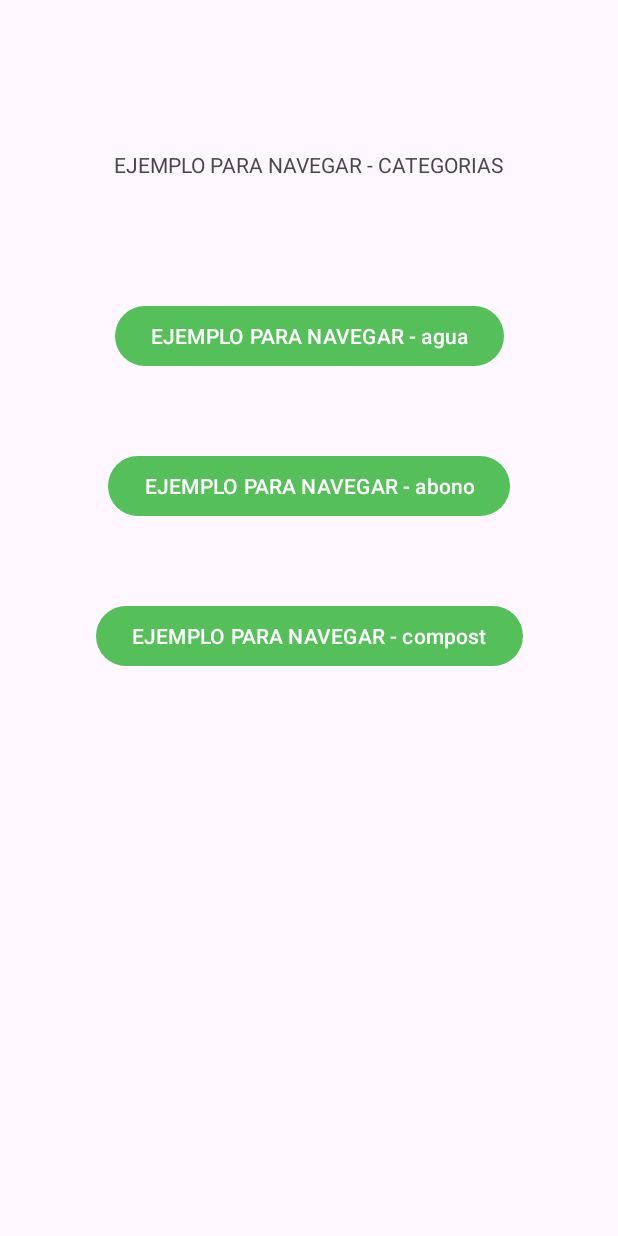
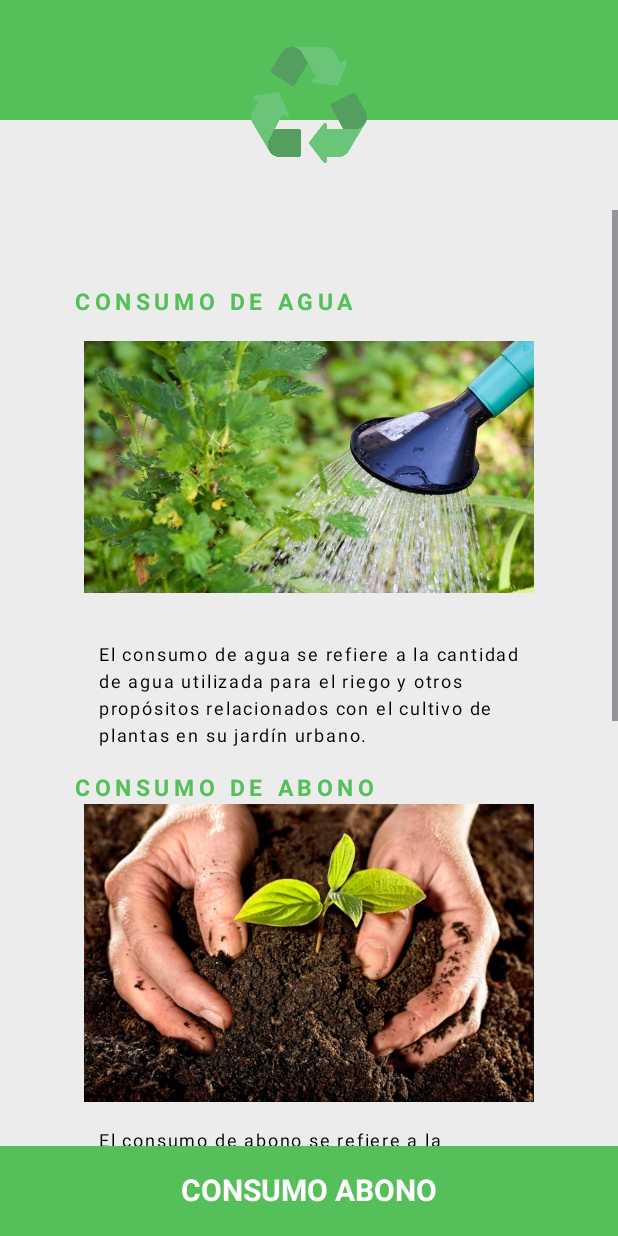
Before and after one commit to luisca990/GreenGardenApp, an Android app: the CategoryActivity screen opened directly, with no data from a screen before it, on a phone screen of 412 x 824 dp. Run offline under Robolectric (Android 15) with nearby library versions, the phone set to English and light mode, and no system bars.

Commit message:
Se carga vista Categorias

```diff
--- a/app/src/main/java/com/example/greengardenapp/CategoryActivity.java
+++ b/app/src/main/java/com/example/greengardenapp/CategoryActivity.java
@@ -4,6 +4,7 @@ import android.content.Intent;
 import android.os.Bundle;
 import android.view.View;
 import android.widget.Button;
+import android.widget.ImageButton;
 
 import androidx.appcompat.app.AppCompatActivity;
 
@@ -13,8 +14,8 @@ public class CategoryActivity extends AppCompatActivity{
         super.onCreate(savedInstanceState);
         setContentView(R.layout.activity_category);
 
-        Button buttonCategoriaagua = findViewById(R.id.ejemploCategoriaagua);
-        buttonCategoriaagua.setOnClickListener(new View.OnClickListener() {
+        ImageButton buttonCategoriaAgua = findViewById(R.id.imageButtonAgua);
+        buttonCategoriaAgua.setOnClickListener(new View.OnClickListener() {
             @Override
             public void onClick(View view) {
                 Intent intent = new Intent(CategoryActivity.this, CategoryAguaActivity.class);
@@ -22,8 +23,8 @@ public class CategoryActivity extends AppCompatActivity{
             }
         });
 
-        Button buttonCategoriaabono = findViewById(R.id.ejemploCategoriaabono);
-        buttonCategoriaabono.setOnClickListener(new View.OnClickListener() {
+        ImageButton buttonCategoriaAbono = findViewById(R.id.imageButtonAbono);
+        buttonCategoriaAbono.setOnClickListener(new View.OnClickListener() {
             @Override
             public void onClick(View view) {
                 Intent intent = new Intent(CategoryActivity.this, CategoryAbonoActivity.class);
@@ -31,8 +32,8 @@ public class CategoryActivity extends AppCompatActivity{
             }
         });
 
-        Button buttonCategoriacompost = findViewById(R.id.ejemploCategoriacompost);
-        buttonCategoriacompost.setOnClickListener(new View.OnClickListener() {
+        ImageButton buttonCategoriaCompost = findViewById(R.id.imageButtonCompost);
+        buttonCategoriaCompost.setOnClickListener(new View.OnClickListener() {
             @Override
             public void onClick(View view) {
                 Intent intent = new Intent(CategoryActivity.this, CategoryCompostActivity.class);
--- a/app/src/main/res/layout/activity_category.xml
+++ b/app/src/main/res/layout/activity_category.xml
@@ -1,52 +1,137 @@
 <?xml version="1.0" encoding="utf-8"?>
-<androidx.constraintlayout.widget.ConstraintLayout
-    xmlns:android="http://schemas.android.com/apk/res/android"
+<androidx.constraintlayout.widget.ConstraintLayout xmlns:android="http://schemas.android.com/apk/res/android"
     xmlns:app="http://schemas.android.com/apk/res-auto"
     xmlns:tools="http://schemas.android.com/tools"
     android:layout_width="match_parent"
     android:layout_height="match_parent"
+    android:background="@color/background_gray"
     tools:context=".CategoryActivity">
 
+    <FrameLayout
+        android:id="@+id/headerLine"
+        android:layout_width="match_parent"
+        android:layout_height="wrap_content"
+        app:layout_constraintTop_toTopOf="parent"
+        app:layout_constraintEnd_toEndOf="parent"
+        app:layout_constraintStart_toStartOf="parent"
+        android:layout_marginBottom="45dp">
+
+        <View
+            android:layout_width="wrap_content"
+            android:layout_height="80dp"
+            android:background="@color/green" />
+
+        <ImageButton
+            android:id="@+id/LogoTemp"
+            style="@style/LogoTemp"
+            android:layout_gravity="center_horizontal"
+            />
+
+    </FrameLayout>
+
+    <ScrollView
+        android:id="@+id/scrollView1"
+        android:layout_width="0dp"
+        android:layout_height="0dp"
+        app:layout_constraintTop_toBottomOf="@+id/headerLine"
+        app:layout_constraintBottom_toTopOf="@+id/footerLayout"
+        app:layout_constraintStart_toStartOf="parent"
+        app:layout_constraintEnd_toEndOf="parent">
+
+        <LinearLayout
+            android:id="@+id/linearScroll"
+            android:layout_width="match_parent"
+            android:layout_height="wrap_content"
+            android:gravity="center"
+            android:orientation="vertical"
+            android:padding="50dp">
+
             <TextView
+                android:id="@+id/textAgua"
+                style="@style/TitulosCategorias"
+                android:layout_width="match_parent"
+                android:layout_height="wrap_content"
+                android:text="CONSUMO DE AGUA"
+                />
+
+            <ImageButton
+                android:id="@+id/imageButtonAgua"
+                style="@style/CategoryBotones"
+                android:src="@drawable/consumo_agua" />
+
+            <TextView
+                android:id="@+id/parrafoTextViewAgua"
+                style="@style/ParrafosCategorias"
                 android:layout_width="wrap_content"
                 android:layout_height="wrap_content"
-        android:text="EJEMPLO PARA NAVEGAR - CATEGORIAS"
-        android:layout_margin="100sp"
-        app:layout_constraintStart_toStartOf="parent"
-        app:layout_constraintEnd_toEndOf="parent"
-        app:layout_constraintTop_toTopOf="parent"
+                android:text="El consumo de agua se refiere a la cantidad de agua utilizada para el riego y otros propósitos relacionados con el cultivo de plantas en su jardín urbano."
                  />
 
-    <Button
-        android:id="@+id/ejemploCategoriaagua"
+            <TextView
+                android:id="@+id/textAbono"
+                style="@style/TitulosCategorias"
+                android:layout_width="match_parent"
+                android:layout_height="wrap_content"
+                android:text="CONSUMO DE ABONO"
+                />
+
+            <ImageButton
+                android:id="@+id/imageButtonAbono"
+                style="@style/CategoryBotones"
+                android:src="@drawable/consumo_abono" />
+
+            <TextView
+                android:id="@+id/parrafoTextViewAbono"
+                style="@style/ParrafosCategorias"
                 android:layout_width="wrap_content"
                 android:layout_height="wrap_content"
-        android:text="EJEMPLO PARA NAVEGAR - agua"
-        android:layout_margin="200sp"
-        app:layout_constraintStart_toStartOf="parent"
-        app:layout_constraintEnd_toEndOf="parent"
-        app:layout_constraintTop_toTopOf="parent"
+                android:text="El consumo de abono se refiere a la cantidad de materia orgánica o inorgánica que estás utilizando para enriquecer el suelo de tu jardín."
                  />
 
-    <Button
-        android:id="@+id/ejemploCategoriaabono"
+            <TextView
+                android:id="@+id/textCompost"
+                style="@style/TitulosCategorias"
+                android:layout_width="match_parent"
+                android:layout_height="wrap_content"
+                android:text="CONSUMO DE COMPOST"
+                />
+
+            <ImageButton
+                android:id="@+id/imageButtonCompost"
+                style="@style/CategoryBotones"
+                android:src="@drawable/consumo_compost" />
+
+            <TextView
+                android:id="@+id/parrafoTextViewCompost"
+                style="@style/ParrafosCategorias"
                 android:layout_width="wrap_content"
                 android:layout_height="wrap_content"
-        android:text="EJEMPLO PARA NAVEGAR - abono"
-        android:layout_marginTop="300sp"
-        app:layout_constraintStart_toStartOf="parent"
-        app:layout_constraintEnd_toEndOf="parent"
-        app:layout_constraintTop_toTopOf="parent"
+                android:text="¿Qué es el compost urbano? El compostaje comunitario es la gestión de los residuos orgánicos biodegradables de un colectivo de gente (comunidad de vecinos, pueblo, etc.) con el fin de obtener un recurso valioso para su aplicación en jardinería municipal o reparto entre las personas participantes."
+
                 />
-    <Button
-        android:id="@+id/ejemploCategoriacompost"
+        </LinearLayout>
+    </ScrollView>
+
+    <!-- Línea y texto en el pie de página -->
+    <FrameLayout
+        android:id="@+id/footerLayout"
+        android:layout_width="match_parent"
+        android:layout_height="wrap_content"
+        app:layout_constraintBottom_toBottomOf="parent">
+
+        <!-- Línea en el pie de página -->
+        <View
+            android:id="@+id/footerLine"
+            android:layout_width="match_parent"
+            android:layout_height="60dp"
+            android:background="@color/green"/>
+
+        <!-- Texto en el pie de página -->
+        <TextView
+            android:id="@+id/footerText"
+            style="@style/footer"
             android:layout_width="wrap_content"
             android:layout_height="wrap_content"
-        android:text="EJEMPLO PARA NAVEGAR - compost"
-        android:layout_marginTop="400sp"
-        app:layout_constraintStart_toStartOf="parent"
-        app:layout_constraintEnd_toEndOf="parent"
-        app:layout_constraintTop_toTopOf="parent"
-        />
-
+            android:text="CONSUMO ABONO"/>
+    </FrameLayout>
 </androidx.constraintlayout.widget.ConstraintLayout>
--- a/app/src/main/res/values/style_categorias.xml
+++ b/app/src/main/res/values/style_categorias.xml
@@ -17,5 +17,27 @@
         <item name="android:textColor">@color/green</item>
     </style>
 
+    <style name="TitulosCategorias">
+        <item name="android:textSize">15sp</item>
+        <item name="android:textStyle">bold</item>
+        <item name="android:textColor">@color/green</item>
+        <item name="android:lineSpacingExtra">5sp</item>
+        <item name="android:letterSpacing">0.2</item>
+    </style>
 
+    <style name="ParrafosCategorias">
+        <item name="android:textSize">12sp</item>
+        <item name="android:textStyle">normal</item>
+        <item name="android:textColor">#000000</item>
+        <item name="android:lineSpacingExtra">4sp</item>
+        <item name="android:letterSpacing">0.1</item>
+        <item name="android:layout_margin">16dp</item>
+    </style>
+
+    <style name="CategoryBotones">
+        <item name="android:scaleType">fitCenter</item>
+        <item name="android:background">@null</item>
+        <item name="android:layout_width">300dp</item>
+        <item name="android:layout_height">200dp</item>
+    </style>
 </resources>
```
Also changed, not shown: app/src/main/res/drawable/consumo_abono.jpg (added), app/src/main/res/drawable/consumo_agua.jpg (added), app/src/main/res/drawable/consumo_compost.jpg (added). Lines whose indentation alone changed are shown as unchanged.
